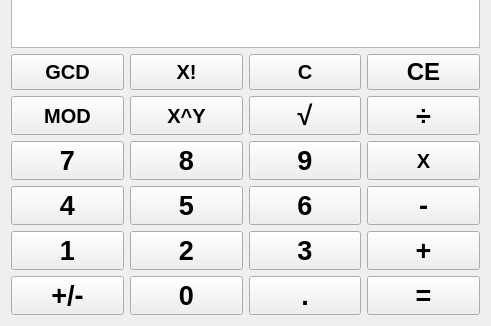
Above: standard_calculator/standard_widget.ui from emanuel-ruiz/standard_calculator before the change; both pictures show x 0 to 491 and y 223 to 549 of the 491 by 549 pixel window. Below: the same form after it.
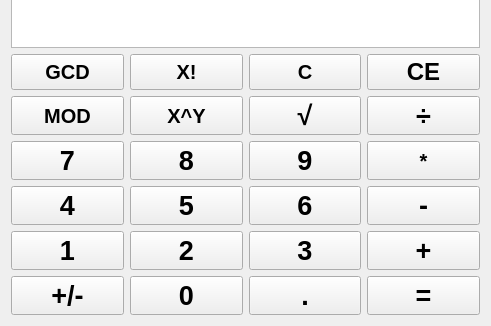
That is the form after the change.

Commit message: add basic connection to buttons

```diff
--- a/standard_calculator/standard_widget.ui
+++ b/standard_calculator/standard_widget.ui
@@ -252,7 +252,7 @@
         </font>
        </property>
        <property name="text">
-        <string>X</string>
+        <string>*</string>
        </property>
       </widget>
      </item>
```
The commit also changes 3 other files.
